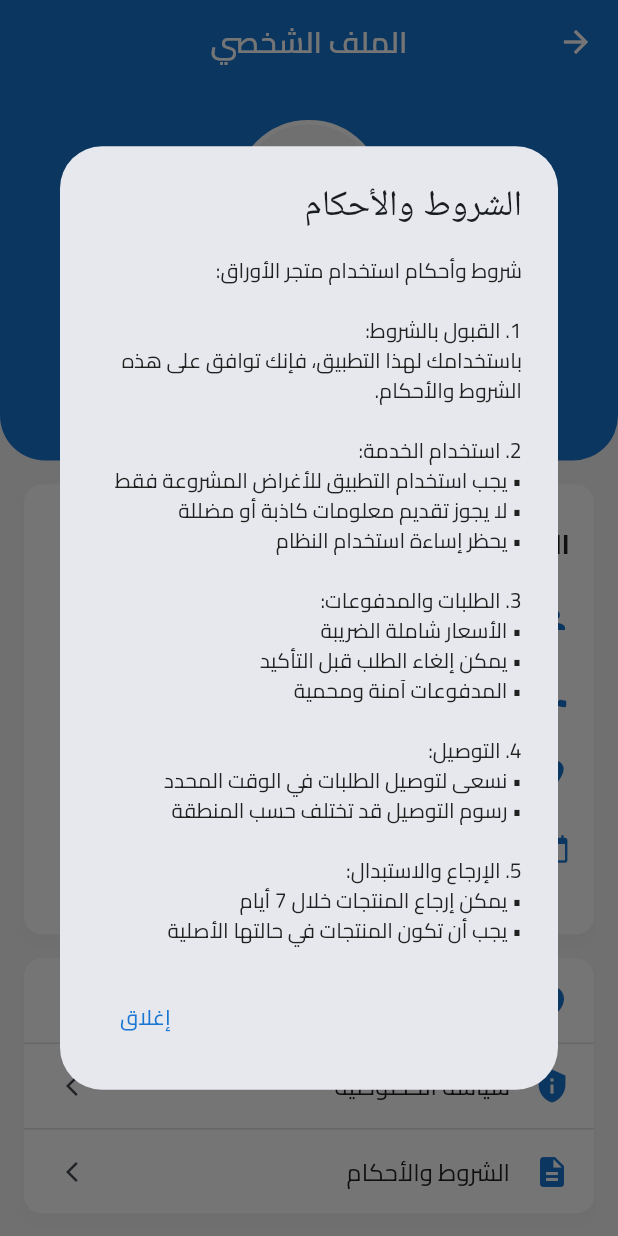
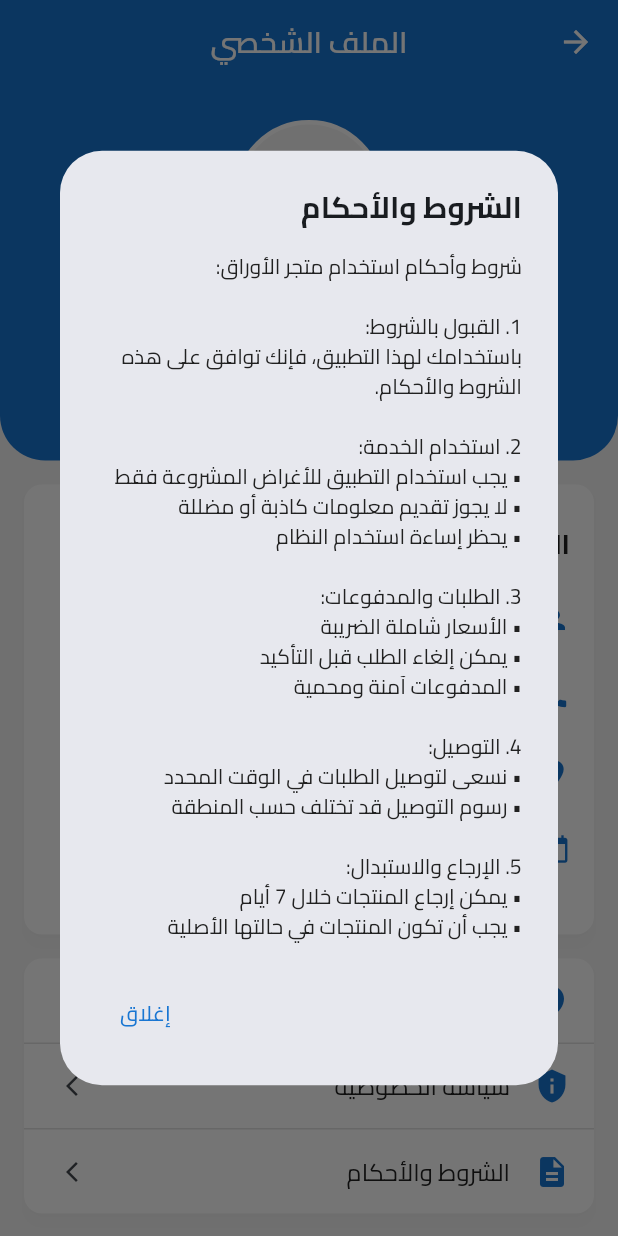
Before and after one commit to aalitariq44/paper-shop, a Flutter app: the ProfileScreen screen opened by its route, after a tap on "الشروط والأحكام", on a phone screen of 412 x 824 dp. Run offline on Flutter 3.47's test engine with Material 3 defaults, Android fonts, the phone set to English and light mode, and no system bars; our stand-ins replace cloud_firestore, firebase_auth, firebase_core, google_sign_in, shared_preferences; accounts and stored records are empty; network calls fail.

Commit message:
وايضا كلمة الشروط والاحكام

```diff
--- a/lib/presentation/screens/profile/profile_screen.dart
+++ b/lib/presentation/screens/profile/profile_screen.dart
@@ -459,7 +459,14 @@ class _ProfileScreenState extends State<ProfileScreen> {
     showDialog(
       context: context,
       builder: (context) => AlertDialog(
-        title: const Text('الشروط والأحكام'),
+        title: const Text(
+          'الشروط والأحكام',
+          style: TextStyle(
+            fontFamily: 'Cairo',
+            fontWeight: FontWeight.bold,
+            fontSize: 20,
+          ),
+        ),
         content: const SingleChildScrollView(
           child: Text(
             'شروط وأحكام استخدام متجر الأوراق:\n\n'
```
